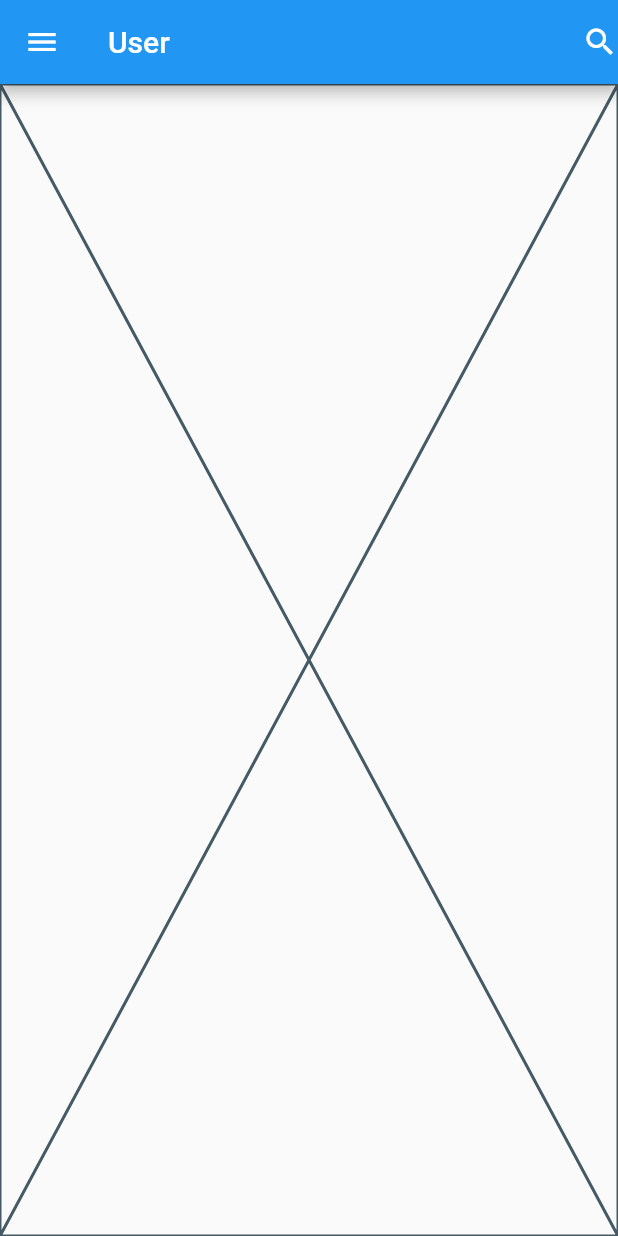
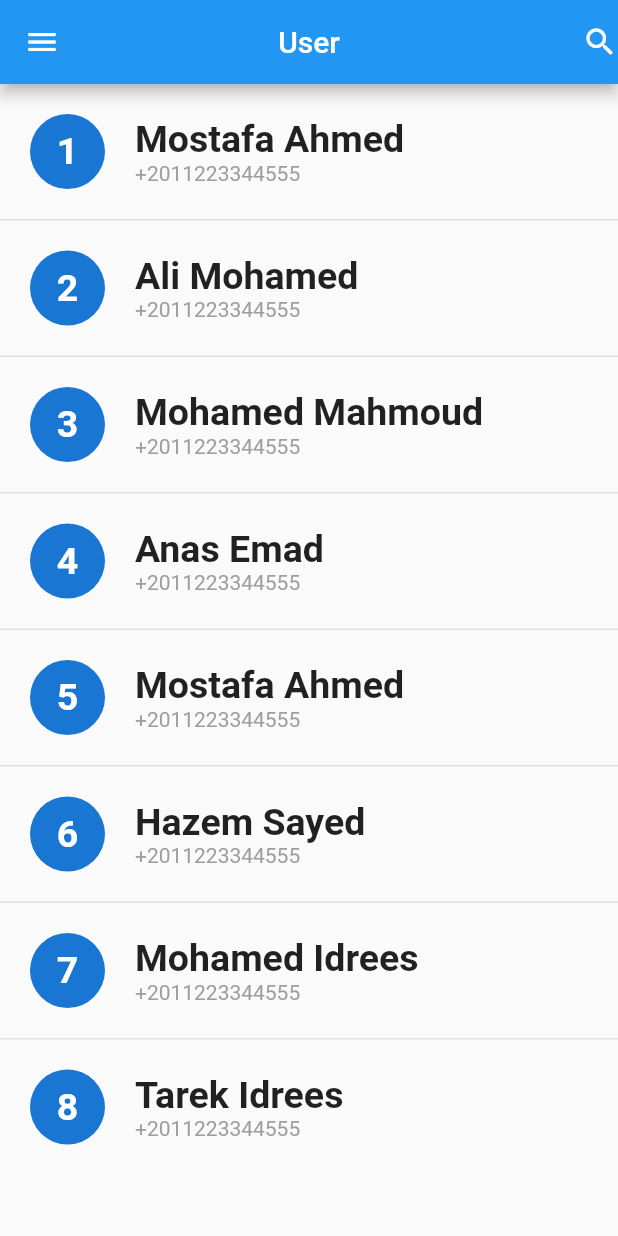
Before and after one commit to MostafaRadian/user_screen_flutter, a Flutter app: the screen it shows after launch, on a phone screen of 412 x 824 dp. Run offline on Flutter 3.47's test engine with Material 2 defaults, Android fonts, the phone set to English and light mode, and no system bars.

Commit message:
Using list view to add different data to the same widget.

```diff
--- a/lib/main.dart
+++ b/lib/main.dart
@@ -10,7 +10,6 @@ class MainApp extends StatelessWidget {
 
   @override
   Widget build(BuildContext context) {
-    return const MaterialApp(
-        debugShowCheckedModeBanner: false, home: UsersScreen());
+    return MaterialApp(debugShowCheckedModeBanner: false, home: UsersScreen());
   }
 }
--- a/lib/users_screen.dart
+++ b/lib/users_screen.dart
@@ -1,17 +1,71 @@
+// ignore_for_file: must_be_immutable
+
 import 'package:flutter/material.dart';
 
+class UserModel {
+  final int id;
+  final String name;
+  final String phone;
+  UserModel(this.id, this.name, this.phone);
+}
+
 class UsersScreen extends StatelessWidget {
-  const UsersScreen({super.key});
+  UsersScreen({super.key});
+  List<UserModel> users = [
+    UserModel(1, 'Mostafa Ahmed', '+2011223344555'),
+    UserModel(2, 'Ali Mohamed', '+2011223344555'),
+    UserModel(3, 'Mohamed Mahmoud', '+2011223344555'),
+    UserModel(4, 'Anas Emad', '+2011223344555'),
+    UserModel(5, 'Mostafa Ahmed', '+2011223344555'),
+    UserModel(6, 'Hazem Sayed', '+2011223344555'),
+    UserModel(7, 'Mohamed Idrees', '+2011223344555'),
+    UserModel(8, 'Tarek Idrees', '+2011223344555')
+  ];
 
   @override
   Widget build(BuildContext context) {
     return Scaffold(
       appBar: AppBar(
+        centerTitle: true,
         leading: const Icon(Icons.menu),
         title: const Text("User"),
         actions: const [Icon(Icons.search)],
       ),
-      body: const Placeholder(),
+      body: ListView.separated(
+          shrinkWrap: true,
+          itemBuilder: (context, index) => buildUserItem(users[index]),
+          separatorBuilder: ((context, index) => Container(
+                width: double.infinity,
+                height: 1.0,
+                color: Colors.grey[300],
+              )),
+          itemCount: users.length),
     );
   }
+
+  Widget buildUserItem(UserModel user) => Padding(
+      padding: const EdgeInsets.all(20.0),
+      child: Row(children: [
+        CircleAvatar(
+            radius: 25,
+            child: Text(
+              '${user.id}',
+              style: const TextStyle(fontWeight: FontWeight.bold, fontSize: 25),
+            )),
+        const SizedBox(width: 20),
+        Column(
+            mainAxisSize: MainAxisSize.min,
+            crossAxisAlignment: CrossAxisAlignment.start,
+            children: [
+              Text(
+                user.name, // of type string hence no need for ${}
+                style:
+                    const TextStyle(fontWeight: FontWeight.bold, fontSize: 25),
+              ),
+              Text(
+                user.phone,
+                style: const TextStyle(color: Colors.grey),
+              )
+            ])
+      ]));
 }
```
Also changed, not shown: 1 other file.
